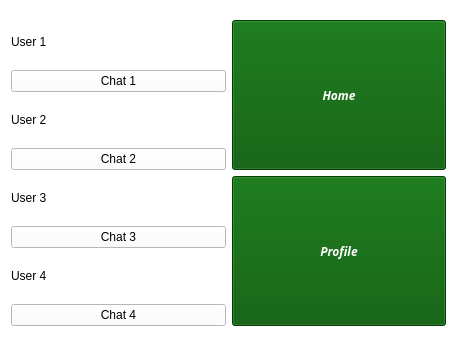
Old version of the form pet_tinder/gui/petlist.ui in the repository CS-205-S21/team_1_4.
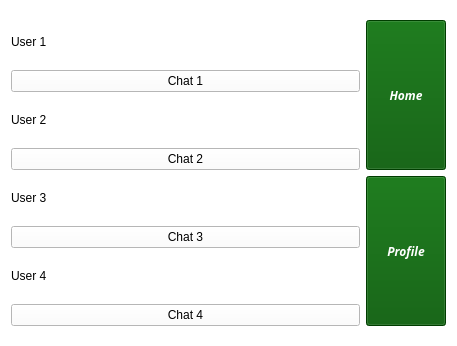
New version of the form.

```diff
--- a/pet_tinder/gui/petlist.ui
+++ b/pet_tinder/gui/petlist.ui
@@ -268,7 +268,7 @@
   </property>
   <layout class="QVBoxLayout" name="verticalLayout_3">
    <item>
-    <layout class="QHBoxLayout" name="horizontalLayout">
+    <layout class="QHBoxLayout" name="horizontalLayout" stretch="2,0">
      <item>
       <layout class="QVBoxLayout" name="verticalLayout">
        <item>
```
Left out of the diff: 4 changed lines with no effect on the pictures.
